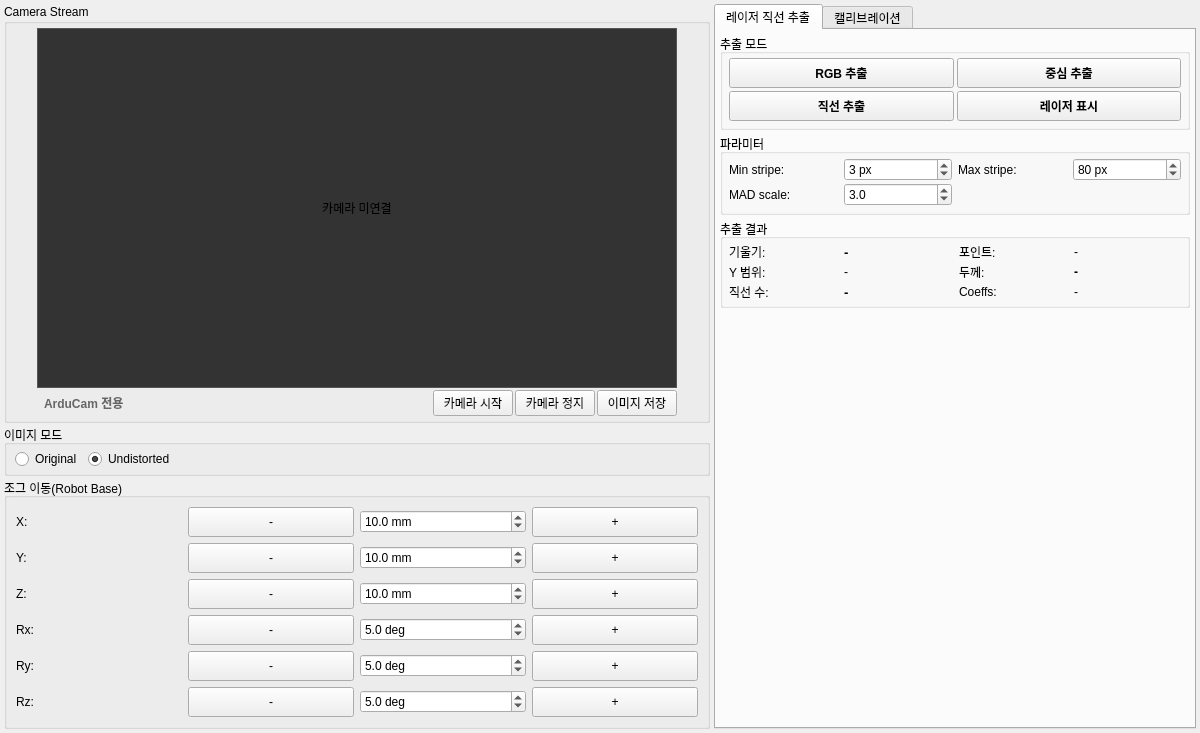
This is ui/tab_laser_calibration.ui in kuks2309/Charging_Robot_Operation as Qt 5 draws it before an edit. The edited form follows.
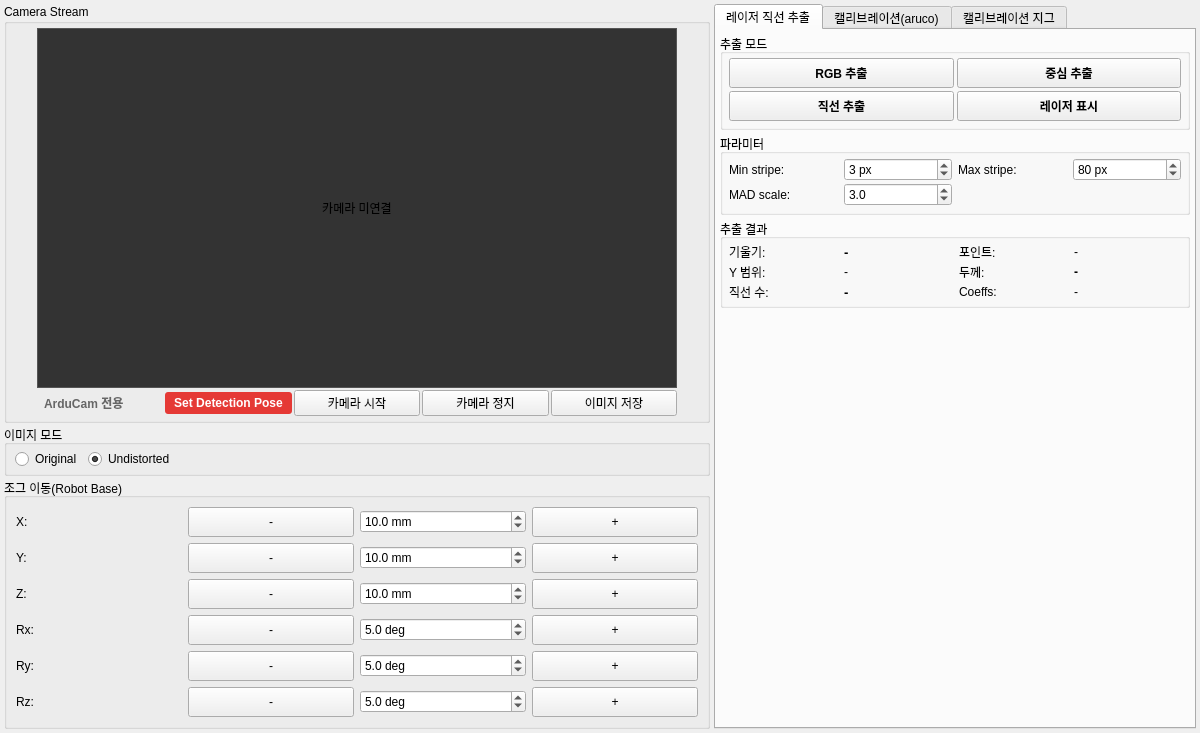
This is the edited form.

Commit message: [feat/fix] 2026-03-11 복합 수정 — modbus, ArduCam, laser, AI Detection, UI

The edit to the form file:
```diff
--- a/ui/tab_laser_calibration.ui
+++ b/ui/tab_laser_calibration.ui
@@ -119,17 +119,17 @@
             </widget>
            </item>
            <item>
-            <spacer name="horizontalSpacerCameraLabel">
-             <property name="orientation">
-              <enum>Qt::Horizontal</enum>
+            <widget class="QPushButton" name="btnSetDetectionPose">
+             <property name="text">
+              <string>Set Detection Pose</string>
              </property>
-             <property name="sizeHint" stdset="0">
-              <size>
-               <width>20</width>
-               <height>20</height>
-              </size>
+             <property name="styleSheet">
+              <string>QPushButton { padding: 4px 8px; font-weight: bold; background-color: #E53935; color: white; border-radius: 3px; }
+QPushButton:hover { background-color: #EF5350; }
+QPushButton:pressed { background-color: #C62828; }
+QPushButton:disabled { background-color: #90A4AE; color: #eceff1; }</string>
              </property>
-            </spacer>
+            </widget>
            </item>
            <item>
             <widget class="QPushButton" name="btnStartCamera">
@@ -657,7 +657,7 @@
         <!-- ===== TAB 2: 캘리브레이션 ===== -->
         <widget class="QWidget" name="tabCalibration">
          <attribute name="title">
-          <string>캘리브레이션</string>
+          <string>캘리브레이션(aruco)</string>
          </attribute>
          <layout class="QVBoxLayout" name="verticalLayoutTabCalib">
           <property name="spacing"><number>4</number></property>
@@ -904,6 +904,13 @@
          </layout>
         </widget>
 
+        <!-- ===== TAB 3: 캘리브레이션 지그 ===== -->
+        <widget class="QWidget" name="tabCalibJig">
+         <attribute name="title">
+          <string>캘리브레이션 지그</string>
+         </attribute>
+        </widget>
+
        </widget>
       </item>
 
```
The commit also changes 46 other files.
